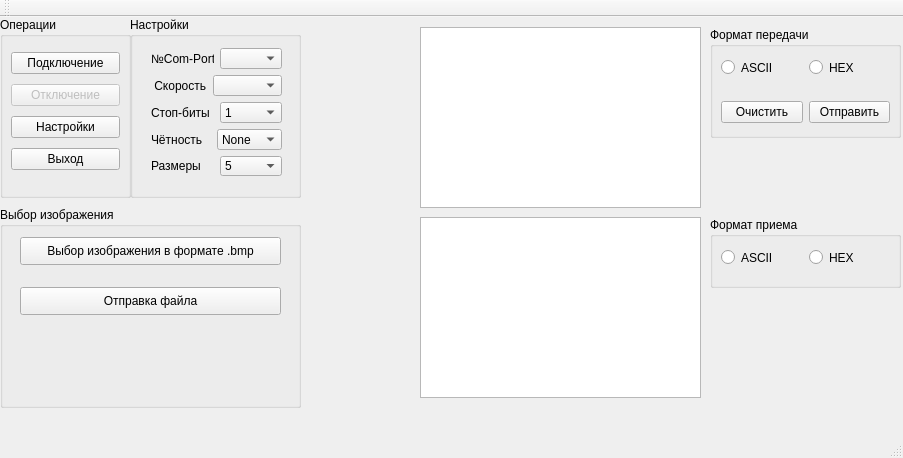
The window that mainwindow.ui (irendoro/practice) describes before a commit, drawn with Qt 5.
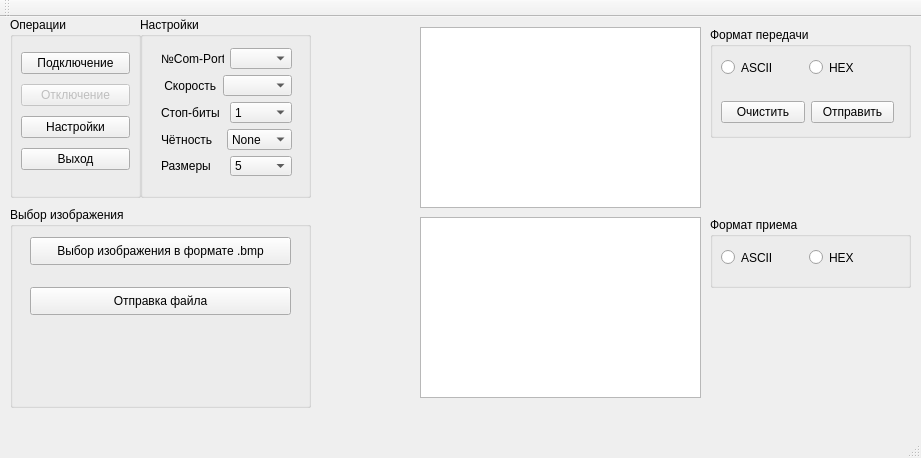
The same window after the commit.

```diff
--- a/mainwindow.ui
+++ b/mainwindow.ui
@@ -6,7 +6,7 @@
    <rect>
     <x>0</x>
     <y>0</y>
-    <width>903</width>
+    <width>921</width>
     <height>458</height>
    </rect>
   </property>
@@ -17,7 +17,7 @@
    <widget class="QGroupBox" name="groupBox">
     <property name="geometry">
      <rect>
-      <x>130</x>
+      <x>140</x>
       <y>0</y>
       <width>171</width>
       <height>181</height>
@@ -26,7 +26,7 @@
     <property name="title">
      <string>Настройки</string>
     </property>
-    <widget class="QWidget" name="">
+    <widget class="QWidget" name="layoutWidget">
      <property name="geometry">
       <rect>
        <x>10</x>
@@ -175,7 +175,7 @@
    <widget class="QGroupBox" name="groupBox_2">
     <property name="geometry">
      <rect>
-      <x>0</x>
+      <x>10</x>
       <y>0</y>
       <width>131</width>
       <height>181</height>
@@ -233,7 +233,7 @@
      <rect>
       <x>710</x>
       <y>10</y>
-      <width>191</width>
+      <width>201</width>
       <height>111</height>
      </rect>
     </property>
@@ -271,7 +271,7 @@
       <rect>
        <x>0</x>
        <y>60</y>
-       <width>191</width>
+       <width>195</width>
        <height>51</height>
       </rect>
      </property>
@@ -308,7 +308,7 @@
      <rect>
       <x>710</x>
       <y>200</y>
-      <width>191</width>
+      <width>201</width>
       <height>71</height>
      </rect>
     </property>
@@ -355,7 +355,7 @@
    <widget class="QGroupBox" name="groupBox_3">
     <property name="geometry">
      <rect>
-      <x>0</x>
+      <x>10</x>
       <y>190</y>
       <width>301</width>
       <height>201</height>
```
Left out of the diff: 2 changed lines with no effect on the pictures.
